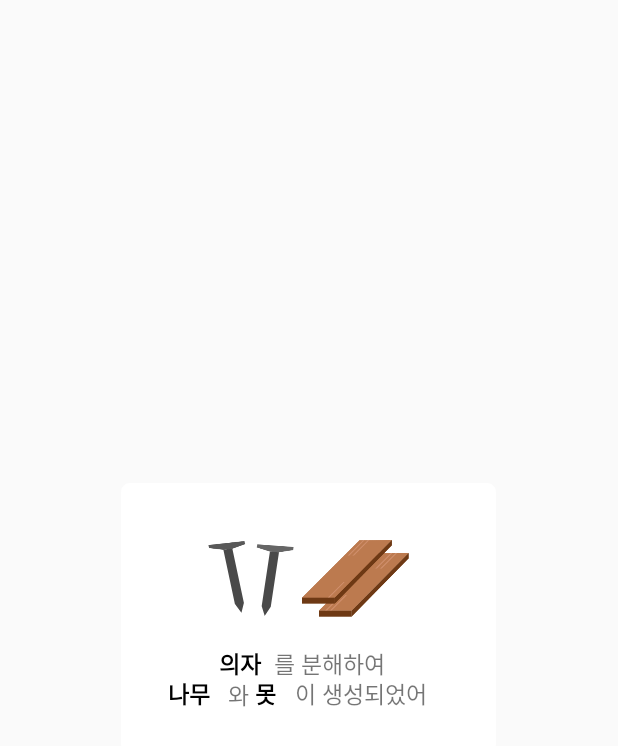
After one commit to jyb2605/Spoid, an Android app: the layout decmp_cfm_dialog.xml on its own in the app's theme, with its tools: preview values and no code run, on a phone screen of 412 x 824 dp. The commit adds this screen. Shown: the top 746 px of the screen. Run offline under Robolectric (Android 15) with nearby library versions, the phone set to English and light mode, and no system bars.

Commit message:
분해 후 확인 다이얼로그 추가

```diff
--- a/app/src/main/java/com/spoid/DialogCfmActivity.java
+++ /dev/null
@@ -1,31 +0,0 @@
-package com.spoid;
-
-import android.app.Dialog;
-import android.content.Context;
-import android.os.Bundle;
-import android.support.annotation.NonNull;
-import android.view.WindowManager;
-
-/**
- * Created by DANBI on 2017-08-13.
- */
-
-public class DialogCfmActivity extends Dialog {
-
-    @Override
-    protected void onCreate(Bundle savedInstanceState) {
-        super.onCreate(savedInstanceState);
-
-
-        WindowManager.LayoutParams lpWindow = new WindowManager.LayoutParams();
-        lpWindow.flags = WindowManager.LayoutParams.FLAG_DIM_BEHIND;
-        lpWindow.dimAmount = 0.8f;
-        getWindow().setAttributes(lpWindow);
-
-        setContentView(R.layout.cfm_dialog);
-
-    }
-    public DialogCfmActivity(@NonNull Context context) {
-        super(context, android.R.style.Theme_Translucent_NoTitleBar);
-    }
-}
--- a/app/src/main/java/com/spoid/DialogCmpActivity.java
+++ b/app/src/main/java/com/spoid/DialogCmpActivity.java
@@ -29,6 +29,6 @@ public class DialogCmpActivity extends Dialog {
     }
 
     public DialogCmpActivity(Context context) {
-            super(context, android.R.style.Theme_Translucent_NoTitleBar);
+        super(context, android.R.style.Theme_Translucent_NoTitleBar);
         }
 }
--- /dev/null
+++ b/app/src/main/java/com/spoid/DialogCmpCfmActivity.java
@@ -0,0 +1,31 @@
+package com.spoid;
+
+import android.app.Dialog;
+import android.content.Context;
+import android.os.Bundle;
+import android.support.annotation.NonNull;
+import android.view.WindowManager;
+
+/**
+ * Created by DANBI on 2017-08-13.
+ */
+
+public class DialogCmpCfmActivity extends Dialog {
+
+    @Override
+    protected void onCreate(Bundle savedInstanceState) {
+        super.onCreate(savedInstanceState);
+
+
+        WindowManager.LayoutParams lpWindow = new WindowManager.LayoutParams();
+        lpWindow.flags = WindowManager.LayoutParams.FLAG_DIM_BEHIND;
+        lpWindow.dimAmount = 0.8f;
+        getWindow().setAttributes(lpWindow);
+
+        setContentView(R.layout.cmp_cfm_dialog_);
+
+    }
+    public DialogCmpCfmActivity(@NonNull Context context) {
+        super(context, android.R.style.Theme_Translucent_NoTitleBar);
+    }
+}
--- /dev/null
+++ b/app/src/main/java/com/spoid/DialogDeCmpCfmActivity.java
@@ -0,0 +1,31 @@
+package com.spoid;
+
+import android.app.Dialog;
+import android.content.Context;
+import android.os.Bundle;
+import android.support.annotation.NonNull;
+import android.view.WindowManager;
+
+/**
+ * Created by DANBI on 2017-08-14.
+ */
+
+public class DialogDeCmpCfmActivity extends Dialog {
+
+    @Override
+    protected void onCreate(Bundle savedInstanceState) {
+        super.onCreate(savedInstanceState);
+
+
+        WindowManager.LayoutParams lpWindow = new WindowManager.LayoutParams();
+        lpWindow.flags = WindowManager.LayoutParams.FLAG_DIM_BEHIND;
+        lpWindow.dimAmount = 0.8f;
+        getWindow().setAttributes(lpWindow);
+
+        setContentView(R.layout.decmp_cfm_dialog);
+
+    }
+    public DialogDeCmpCfmActivity(@NonNull Context context) {
+        super(context, android.R.style.Theme_Translucent_NoTitleBar);
+    }
+}
--- a/app/src/main/java/com/spoid/LoginActivity.java
+++ b/app/src/main/java/com/spoid/LoginActivity.java
@@ -19,8 +19,9 @@ public class LoginActivity extends AppCompatActivity {
 
     //다이얼로그------------------------------
     private DialogCmpActivity cmp_dialog;
-    private DialogCfmActivity cfm_dialog;
     private DialogDeCmpActivity decfm_dialog;
+    private DialogCmpCfmActivity cmpCfm_dialog;
+    private DialogDeCmpCfmActivity decmpCfm_dialog;
     //----------------------------------------------
 
     private void DialogProgress() { // 로그인 다이얼로그
@@ -50,17 +51,17 @@ public class LoginActivity extends AppCompatActivity {
         };
 
 
-        //  들어가야하는 위치에 다이얼로그 걸어주세용~~ ----------------------
+//        //  들어가야하는 위치에 다이얼로그 걸어주세용~~ ----------------------
 //        View.OnClickListener listener1 = new View.OnClickListener() { //cfm dialog
 //            @Override
 //            public void onClick(View v) {
 //                // TODO Auto-generated method stub
-//                decfm_dialog = new DialogDeCmpActivity(LoginActivity.this);
-//                decfm_dialog.show();
+//                decmpCfm_dialog = new DialogDeCmpCfmActivity(LoginActivity.this);
+//                decmpCfm_dialog.show();
 //            }
 //
 //        };
-        // 들어가야하는 위치에 다이얼로그 걸어주세용~~ -----------------------
+//        // 들어가야하는 위치에 다이얼로그 걸어주세용~~ -----------------------
 
 
 
--- /dev/null
+++ b/app/src/main/res/layout/decmp_cfm_dialog.xml
@@ -0,0 +1,118 @@
+<?xml version="1.0" encoding="utf-8"?>
+<LinearLayout xmlns:android="http://schemas.android.com/apk/res/android"
+    android:orientation="vertical"
+    android:layout_width="250dp"
+    android:layout_height="180dp"
+    android:background="@layout/text_background"
+    android:layout_gravity="center">
+    <LinearLayout
+        android:layout_width="match_parent"
+        android:layout_height="83dp"
+        android:orientation="horizontal"
+        android:gravity="center"
+        android:layout_marginTop="15dp"
+        android:layout_marginBottom="6dp">
+
+        <ImageView
+            android:id="@+id/de_cfm_1"
+            android:layout_width="57dp"
+            android:layout_height="50dp"
+            android:layout_gravity="center"
+            android:background="@drawable/nail"/>
+
+        <ImageView
+            android:id="@+id/de_cmf_2"
+            android:layout_width="71dp"
+            android:layout_height="51dp"
+            android:layout_gravity="center"
+            android:background="@drawable/woodboard"
+            android:layout_marginLeft="5dp"
+            />
+
+    </LinearLayout>
+
+
+    <LinearLayout
+        android:layout_width="220dp"
+        android:layout_height="20dp"
+        android:layout_gravity="center"
+        android:gravity="center">
+
+        <TextView
+            android:id="@+id/cfm_4"
+            android:layout_width="35sp"
+            android:layout_height="25sp"
+            android:text="의자"
+            android:textSize="15sp"
+            android:textStyle="bold"
+            android:layout_gravity="center"
+            android:textColor="#000000">
+        </TextView>
+        <TextView
+            android:layout_width="80sp"
+            android:layout_height="25sp"
+            android:text="를 분해하여"
+            android:textSize="15sp"
+            android:layout_marginLeft="1dp"
+            android:layout_marginRight="1dp">
+        </TextView>
+
+    </LinearLayout>
+
+    <LinearLayout
+        android:layout_width="220dp"
+        android:layout_height="20dp"
+        android:layout_gravity="center"
+        android:gravity="center">
+
+        <TextView
+            android:id="@+id/cfm_1"
+            android:layout_width="35sp"
+            android:layout_height="25sp"
+            android:text="나무"
+            android:textSize="15sp"
+            android:textStyle="bold"
+            android:layout_gravity="center"
+            android:textColor="#000000">
+        </TextView>
+        <TextView
+            android:layout_width="20sp"
+            android:layout_height="25sp"
+            android:text="와"
+            android:textSize="15sp"
+            android:layout_gravity="center"
+            android:gravity="center"
+            android:layout_marginLeft="1dp"
+            android:layout_marginRight="1dp">
+        </TextView>
+        <TextView
+            android:id="@+id/cfm_2"
+            android:layout_width="25sp"
+            android:layout_height="25sp"
+            android:text="못"
+            android:textSize="15sp"
+            android:layout_gravity="center"
+            android:textStyle="bold"
+            android:textColor="#000000">
+        </TextView>
+        <TextView
+            android:layout_width="100sp"
+            android:layout_height="25sp"
+            android:text="이 생성되었어요"
+            android:textSize="15sp"
+            android:layout_gravity="center"
+            android:layout_marginLeft="1dp"
+            android:layout_marginRight="1dp">
+        </TextView>
+
+    </LinearLayout>
+
+
+
+
+
+
+
+
+
+</LinearLayout>
```
Also changed, not shown: app/src/main/res/drawable/exit_1.png (added), app/src/main/res/drawable/exit_2.png (added), app/src/main/res/drawable/nail.png (added), app/src/main/res/drawable/woodboard.png (added), app/src/main/res/layout/cmp_cfm_dialog_.xml (renamed from app/src/main/res/layout/cfm_dialog.xml).
